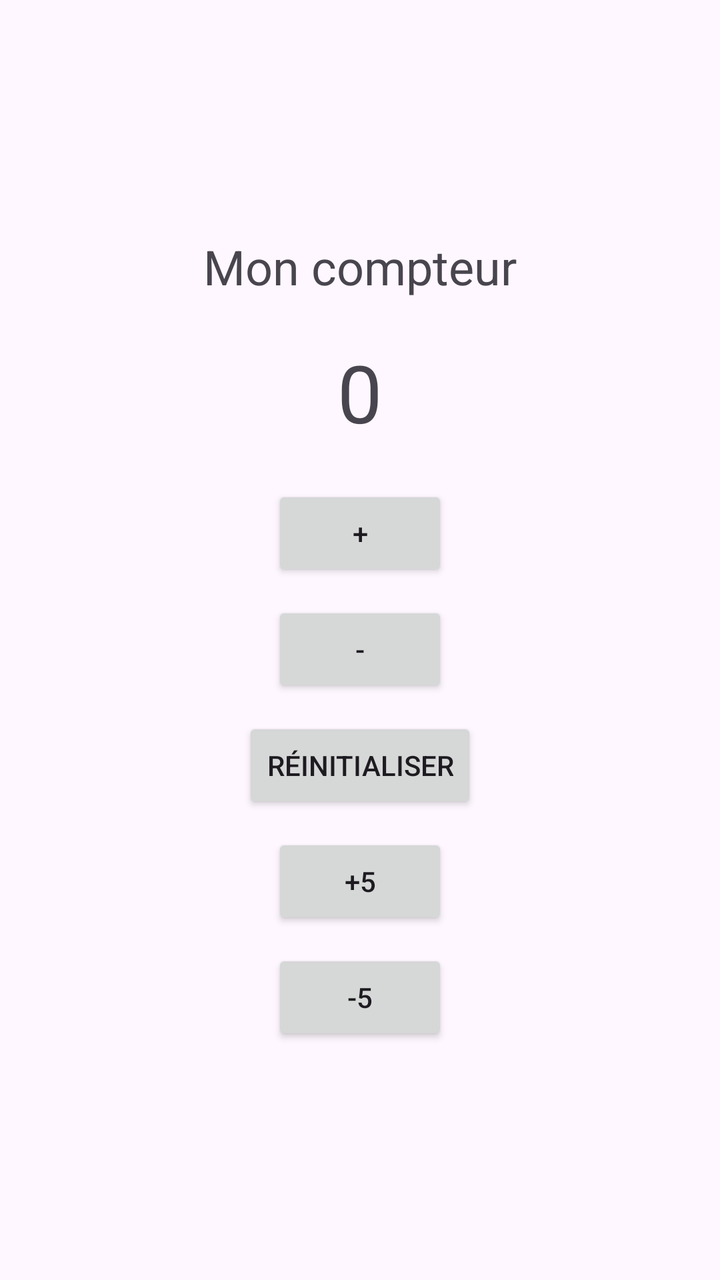
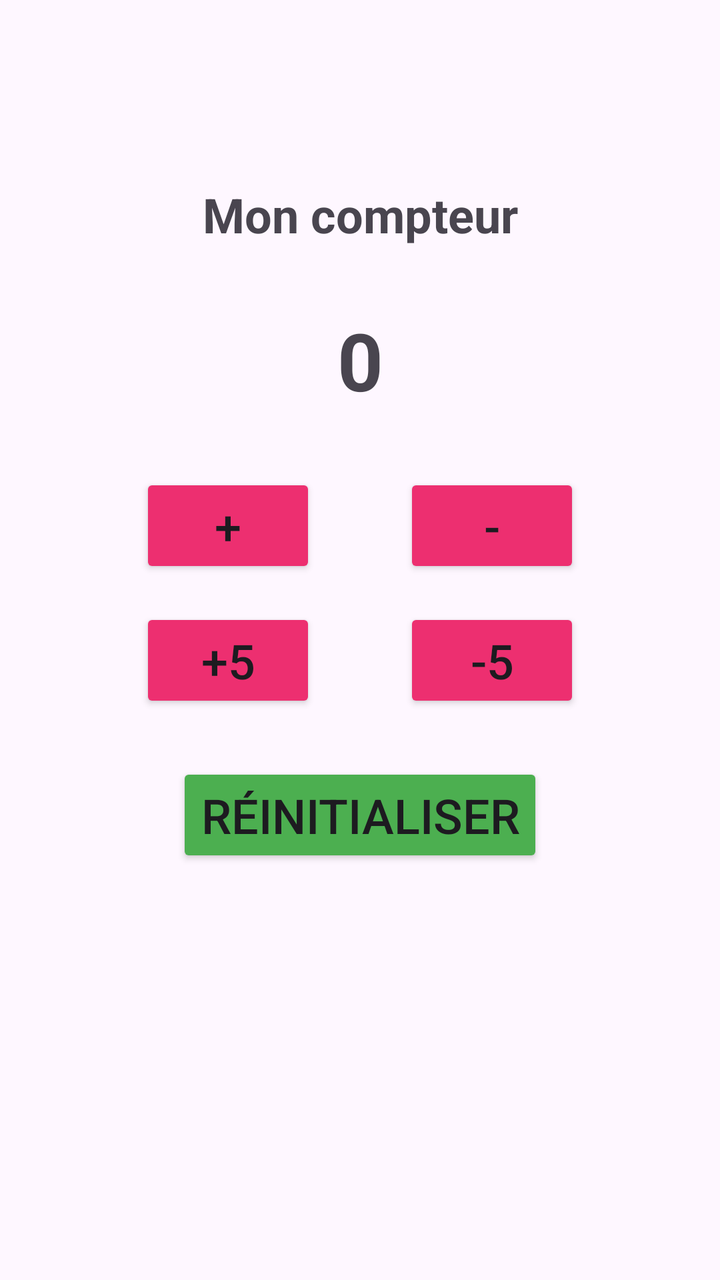

Compare the two renders of this Android layout. The source of the first and the diff that turns it into the second are given below.
<!-- AndroidManifest.xml: application theme Theme.ComputerAndroid -->
<!-- res/layout/activity_main.xml -->
<?xml version="1.0" encoding="utf-8"?>
<LinearLayout
    xmlns:android="http://schemas.android.com/apk/res/android"
    android:id="@+id/main"
    android:layout_width="match_parent"
    android:layout_height="match_parent"
    android:orientation="vertical"
    android:gravity="center"
    android:padding="16dp">

    <TextView
        android:id="@+id/textViewTitre"
        android:layout_width="wrap_content"
        android:layout_height="wrap_content"
        android:text="@string/titre_compteur"
        android:textSize="24sp" />

    <TextView
        android:id="@+id/textViewCompteur"
        android:layout_width="wrap_content"
        android:layout_height="wrap_content"
        android:text="@string/valeur_compteur"
        android:textSize="40sp"
        android:layout_marginTop="20dp"/>

    <Button
        android:id="@+id/buttonIncrementer"
        android:layout_width="wrap_content"
        android:layout_height="wrap_content"
        android:layout_marginTop="20dp"
        android:text="@string/bouton_plus" />

    <Button
        android:id="@+id/buttonDecrementer"
        android:layout_width="wrap_content"
        android:layout_height="wrap_content"
        android:text="@string/bouton_moins"
        android:layout_marginTop="10dp"/>

    <Button
        android:id="@+id/buttonReinitialiser"
        android:layout_width="wrap_content"
        android:layout_height="wrap_content"
        android:layout_marginTop="10dp"
        android:text="@string/bouton_reinitialiser" />


    <Button
        android:id="@+id/buttonPlus5"
        android:layout_width="wrap_content"
        android:layout_height="wrap_content"
        android:layout_marginTop="10dp"
        android:text="+5" />

    <Button
        android:id="@+id/buttonMoins5"
        android:layout_width="wrap_content"
        android:layout_height="wrap_content"
        android:layout_marginTop="10dp"
        android:text="-5" />

</LinearLayout>
<!-- resources referenced by this layout -->
<resources>
  <string name="bouton_moins">-</string>
  <string name="bouton_plus">+</string>
  <string name="bouton_reinitialiser">Réinitialiser</string>
  <string name="titre_compteur">Mon compteur</string>
  <string name="valeur_compteur">0</string>
  <style name="Theme.ComputerAndroid" parent="Base.Theme.ComputerAndroid" />
  <style name="Base.Theme.ComputerAndroid" parent="Theme.Material3.DayNight.NoActionBar">
          
          
      </style>
</resources>

<!-- the commit's change to res/layout/activity_main.xml (unified diff, before → after) -->
@@ -1,19 +1,25 @@
 <?xml version="1.0" encoding="utf-8"?>
-<LinearLayout
+<androidx.constraintlayout.widget.ConstraintLayout
     xmlns:android="http://schemas.android.com/apk/res/android"
+    xmlns:app="http://schemas.android.com/apk/res-auto"
+    xmlns:tools="http://schemas.android.com/tools"
     android:id="@+id/main"
     android:layout_width="match_parent"
     android:layout_height="match_parent"
-    android:orientation="vertical"
-    android:gravity="center"
-    android:padding="16dp">
+    tools:context=".MainActivity">
 
     <TextView
         android:id="@+id/textViewTitre"
         android:layout_width="wrap_content"
         android:layout_height="wrap_content"
         android:text="@string/titre_compteur"
-        android:textSize="24sp" />
+        android:textSize="24sp"
+        android:textStyle="bold"
+        app:layout_constraintTop_toTopOf="parent"
+        app:layout_constraintStart_toStartOf="parent"
+        app:layout_constraintEnd_toEndOf="parent"
+        app:layout_constraintBottom_toBottomOf="parent"
+        app:layout_constraintVertical_bias="0.15" />
 
     <TextView
         android:id="@+id/textViewCompteur"
@@ -21,42 +27,70 @@
         android:layout_height="wrap_content"
         android:text="@string/valeur_compteur"
         android:textSize="40sp"
-        android:layout_marginTop="20dp"/>
+        android:textStyle="bold"
+        app:layout_constraintTop_toBottomOf="@id/textViewTitre"
+        app:layout_constraintStart_toStartOf="parent"
+        app:layout_constraintEnd_toEndOf="parent"
+        android:layout_marginTop="30dp" />
 
     <Button
         android:id="@+id/buttonIncrementer"
         android:layout_width="wrap_content"
         android:layout_height="wrap_content"
-        android:layout_marginTop="20dp"
-        android:text="@string/bouton_plus" />
+        android:text="@string/bouton_plus"
+        app:layout_constraintTop_toBottomOf="@id/textViewCompteur"
+        app:layout_constraintStart_toStartOf="parent"
+        android:layout_marginTop="30dp"
+        android:layout_marginStart="70dp"
+        android:backgroundTint="#ED2F70"
+        android:textSize="24sp"/>
 
     <Button
         android:id="@+id/buttonDecrementer"
         android:layout_width="wrap_content"
         android:layout_height="wrap_content"
         android:text="@string/bouton_moins"
-        android:layout_marginTop="10dp"/>
+        app:layout_constraintTop_toBottomOf="@id/textViewCompteur"
+        app:layout_constraintEnd_toEndOf="parent"
+        android:layout_marginTop="30dp"
+        android:layout_marginEnd="70dp"
+        android:backgroundTint="#ED2F70"
+        android:textSize="24sp"/>
+
+    <Button
+        android:id="@+id/buttonPlus5"
+        android:layout_width="wrap_content"
+        android:layout_height="wrap_content"
+        android:text="+5"
+        app:layout_constraintTop_toBottomOf="@id/buttonIncrementer"
+        app:layout_constraintStart_toStartOf="parent"
+        android:layout_marginTop="15dp"
+        android:layout_marginStart="70dp"
+        android:backgroundTint="#ED2F70"
+        android:textSize="24sp"/>
+
+    <Button
+        android:id="@+id/buttonMoins5"
+        android:layout_width="wrap_content"
+        android:layout_height="wrap_content"
+        android:text="-5"
+        app:layout_constraintTop_toBottomOf="@id/buttonDecrementer"
+        app:layout_constraintEnd_toEndOf="parent"
+        android:layout_marginTop="15dp"
+        android:layout_marginEnd="70dp"
+        android:backgroundTint="#ED2F70"
+        android:textSize="24sp"/>
 
     <Button
         android:id="@+id/buttonReinitialiser"
         android:layout_width="wrap_content"
         android:layout_height="wrap_content"
-        android:layout_marginTop="10dp"
-        android:text="@string/bouton_reinitialiser" />
+        android:text="@string/bouton_reinitialiser"
+        app:layout_constraintTop_toBottomOf="@id/buttonPlus5"
+        app:layout_constraintStart_toStartOf="parent"
+        app:layout_constraintEnd_toEndOf="parent"
+        android:layout_marginTop="25dp"
+        android:backgroundTint="#4CAF50"
+        android:textSize="24sp"/>
 
-
-    <Button
-        android:id="@+id/buttonPlus5"
-        android:layout_width="wrap_content"
-        android:layout_height="wrap_content"
-        android:layout_marginTop="10dp"
-        android:text="+5" />
-
-    <Button
-        android:id="@+id/buttonMoins5"
-        android:layout_width="wrap_content"
-        android:layout_height="wrap_content"
-        android:layout_marginTop="10dp"
-        android:text="-5" />
-
-</LinearLayout>
+</androidx.constraintlayout.widget.ConstraintLayout>
